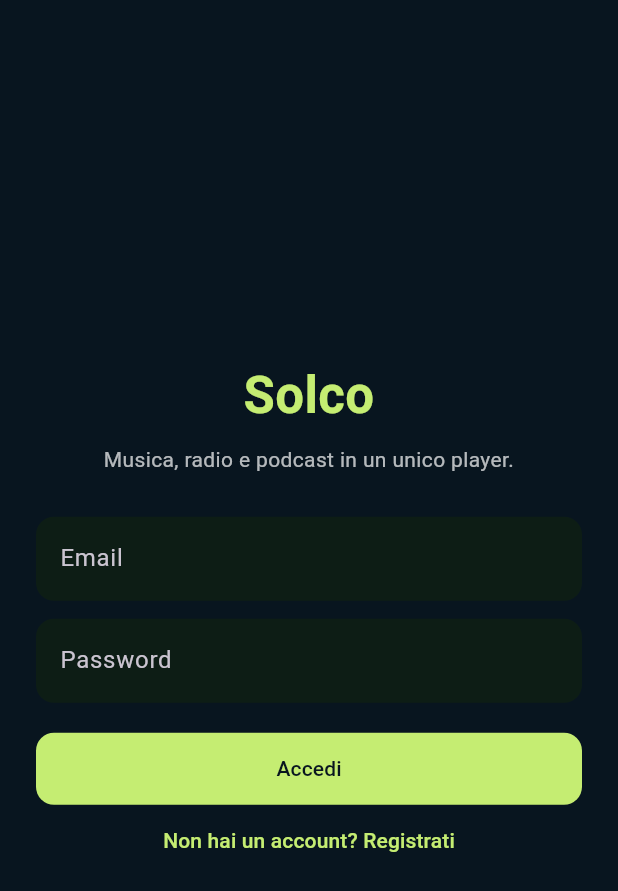
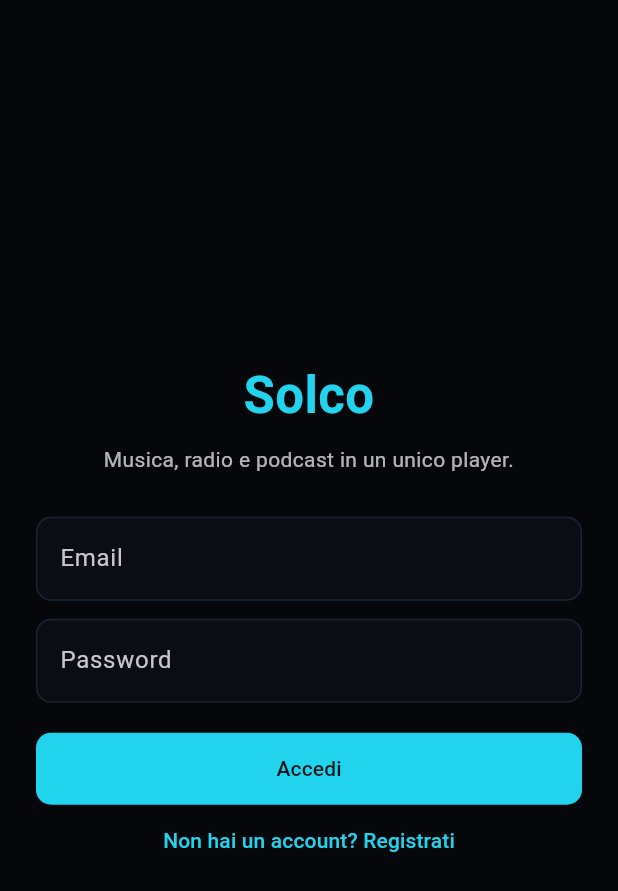
Before and after one commit to mr120712/mr120712, a Flutter app: the screen it shows after launch, on a phone screen of 412 x 824 dp. Shown: the top 891 px of the screen. Run offline on Flutter 3.47's test engine with Material 3 defaults, Android fonts, the phone set to English and light mode, and no system bars; our stand-ins replace cached_network_image, cookie_jar, dio, dio_cookie_manager, flutter_riverpod, just_audio and 2 more; network calls fail.

Commit message:
Design monocromatico futuristico: nero + accento neon ciano (sito + app)
Sito: il tema scuro (brand-theme.css, l'unico mostrato — colorTheme='dark') passa
da grigio a NERO PROFONDO con un UNICO accento NEON ciano (#22d3ee) per azioni,
focus e stati; raggio più netto (0.5rem). custom-style.css aggiunge l'ambiente
futuristico: un bagliore ciano in alto, una griglia tenue sullo sfondo, la
selezione neon, un filo di bagliore sui pulsanti primari e un alone sul dock del
player — tutto solo CSS (CSP-safe). Disattivato il tema stagionale natalizio
(seasonal.ts → null) così il nuovo design è visibile ora; il test della neve lo
forza su 'christmas' per restare valido.

App Flutter: theme.dart allineato — nero + neon ciano, bordi sottili, focus
ciano. I nomi delle costanti restano (kSolcoNavy/kSolcoLime) e cambiano solo i
valori, quindi nessuna schermata va toccata.

Build, typecheck e 2.450 test verdi (13 falliti pre-esistenti). Accento cambiabile
in un punto (#22d3ee nel CSS, kSolcoLime nell'app) — es. verso un verde-lime.

Co-Authored-By: Claude Opus 4.8 <noreply@anthropic.com>
Claude-Session: https://claude.ai/code/session_011RJtD7BgpXHwaMQP6rteQC

```diff
--- a/flutter/lib/theme.dart
+++ b/flutter/lib/theme.dart
@@ -1,11 +1,18 @@
 import 'package:flutter/material.dart';
 
-/// Colori del marchio Solco (come il tema scuro del sito).
-const Color kSolcoNavy = Color(0xFF08151F);
-const Color kSolcoNavyCard = Color(0xFF0D1D15);
-const Color kSolcoLime = Color(0xFFC5ED72);
-const Color kSolcoChristmasRed = Color(0xFFE5484D);
-const Color kSolcoGold = Color(0xFFF2C14E);
+/// Palette Solco — monocromatico FUTURISTICO: nero profondo + un unico accento
+/// NEON ciano (come il sito). I nomi delle costanti restano per compatibilità;
+/// i valori sono il nuovo tema. Per cambiare accento, sostituisci kSolcoLime.
+const Color kSolcoNavy = Color(0xFF05070A); // sfondo nero
+const Color kSolcoNavyCard = Color(0xFF0A0E14); // superfici / card
+const Color kSolcoLime = Color(0xFF22D3EE); // accento NEON ciano
+const Color kSolcoChristmasRed = Color(0xFFFF5D6C); // rosso (es. badge "in diretta")
+const Color kSolcoGold = Color(0xFFE0B24E);
+
+const Color _fg = Color(0xFFE9EDF2);
+const Color _onAccent = Color(0xFF04161B);
+const Color _border = Color(0xFF1B2430);
+const Color _muted = Color(0xFFB3C0CC);
 
 ThemeData solcoTheme() {
   final base = ThemeData.dark(useMaterial3: true);
@@ -13,38 +20,50 @@ ThemeData solcoTheme() {
     scaffoldBackgroundColor: kSolcoNavy,
     colorScheme: base.colorScheme.copyWith(
       primary: kSolcoLime,
-      secondary: kSolcoChristmasRed,
+      onPrimary: _onAccent,
+      secondary: kSolcoLime,
       surface: kSolcoNavyCard,
-      onPrimary: kSolcoNavy,
+      onSurface: _fg,
+      outline: _border,
     ),
     appBarTheme: const AppBarTheme(
       backgroundColor: kSolcoNavy,
-      foregroundColor: Colors.white,
+      foregroundColor: _fg,
       elevation: 0,
       centerTitle: false,
     ),
     cardColor: kSolcoNavyCard,
+    dividerColor: _border,
     filledButtonTheme: FilledButtonThemeData(
       style: FilledButton.styleFrom(
         backgroundColor: kSolcoLime,
-        foregroundColor: kSolcoNavy,
+        foregroundColor: _onAccent,
         minimumSize: const Size.fromHeight(48),
-        shape: RoundedRectangleBorder(borderRadius: BorderRadius.circular(12)),
+        shape: RoundedRectangleBorder(borderRadius: BorderRadius.circular(10)),
       ),
     ),
     inputDecorationTheme: InputDecorationTheme(
       filled: true,
       fillColor: kSolcoNavyCard,
       border: OutlineInputBorder(
-        borderRadius: BorderRadius.circular(12),
-        borderSide: BorderSide.none,
+        borderRadius: BorderRadius.circular(10),
+        borderSide: const BorderSide(color: _border),
+      ),
+      enabledBorder: OutlineInputBorder(
+        borderRadius: BorderRadius.circular(10),
+        borderSide: const BorderSide(color: _border),
+      ),
+      focusedBorder: OutlineInputBorder(
+        borderRadius: BorderRadius.circular(10),
+        borderSide: const BorderSide(color: kSolcoLime, width: 1.5),
       ),
     ),
     navigationBarTheme: NavigationBarThemeData(
-      backgroundColor: kSolcoNavyCard,
+      backgroundColor: const Color(0xFF080B10),
+      elevation: 0,
       indicatorColor: kSolcoLime.withOpacity(0.18),
       labelTextStyle: WidgetStateProperty.all(
-        const TextStyle(fontSize: 12, color: Colors.white70),
+        const TextStyle(fontSize: 12, color: _muted),
       ),
     ),
   );
```
Also changed, not shown: 5 other files.
